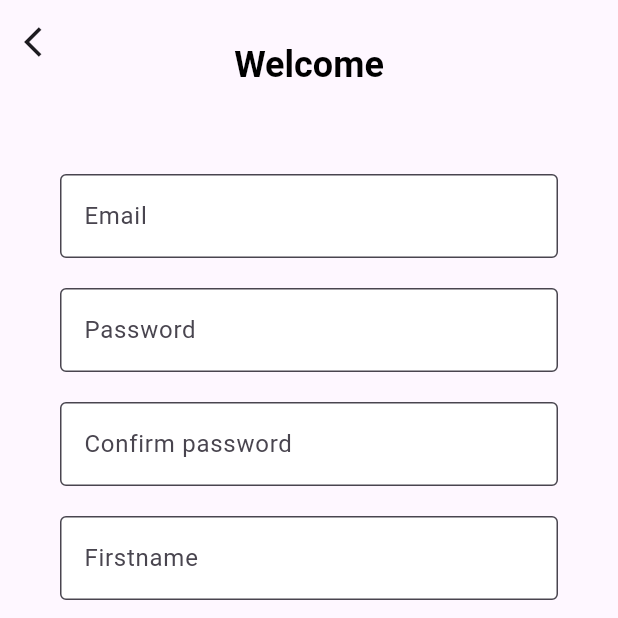
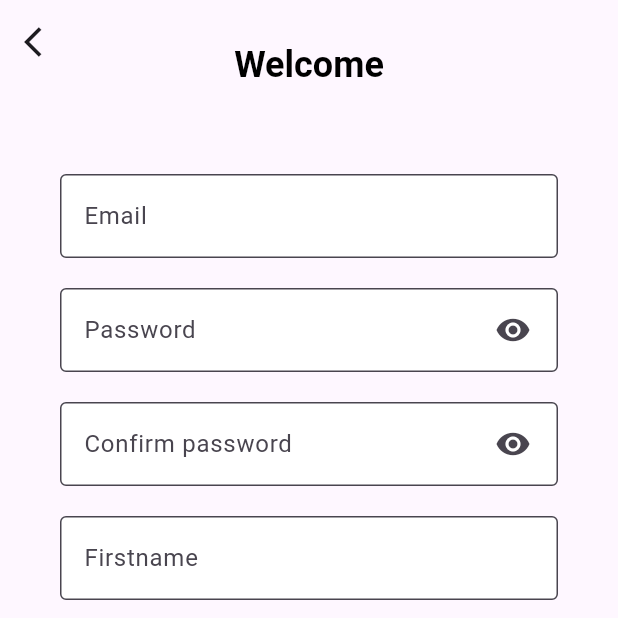
Before and after one commit to ganran00121/Filter_Resume, a Flutter app: the screen it shows after launch, item 5 of the bottom bar chosen, after a tap on "Sign up now", on a phone screen of 412 x 824 dp, the top half of it. Run offline on Flutter 3.47's test engine with Material 3 defaults, Android fonts, the phone set to English and light mode, and no system bars.

Commit message:
!UI Signin updated
-add show password
-add controller

```diff
--- a/lib/screens/signin_screen.dart
+++ b/lib/screens/signin_screen.dart
@@ -2,7 +2,38 @@ import 'package:flutter/material.dart';
 import 'signup_screen.dart';
 import 'home_screen.dart';
 
-class SigninScreen extends StatelessWidget{
+class SigninScreen extends StatefulWidget {
+  @override
+  _SigninScreenState createState() => _SigninScreenState();
+}
+
+class _SigninScreenState extends State<SigninScreen> {
+  final TextEditingController _emailController = TextEditingController();
+  final TextEditingController _passwordController = TextEditingController();
+
+  var _isObscured;
+
+  @override
+  void initState(){
+    super.initState();
+    _isObscured = true;
+  }
+
+  @override
+  void dispose() {
+    _emailController.dispose();
+    _passwordController.dispose();
+    super.dispose();
+  }
+
+  void _handleSignIn() {
+    String email = _emailController.text.trim();
+    String password = _passwordController.text.trim();
+
+    print('Email: $email');
+    print('Password: $password');
+    // Add API call or authentication logic here
+  }
 
   @override
   Widget build(BuildContext context) {
@@ -12,7 +43,8 @@ class SigninScreen extends StatelessWidget{
         leading: IconButton(onPressed: () {}, icon: const Icon(Icons.arrow_back_ios)),
         title: Padding(
           padding: EdgeInsets.only(top: 30.0),
-          child: Text('Welcome',
+          child: Text(
+            'Welcome',
             style: const TextStyle(
               fontWeight: FontWeight.bold,
               fontSize: 24,
@@ -26,20 +58,29 @@ class SigninScreen extends StatelessWidget{
           padding: EdgeInsets.all(40.0),
           child: Column(
             children: [
-              const SizedBox(height: 20,),
+              const SizedBox(height: 20),
               Form(
                 child: Column(
                   children: [
-                      buildTextFormField('Email'),
+                    buildTextFormField('Email', _emailController),
                     TextFormField(
-                        obscureText: true,
+                      controller: _passwordController,
+                      obscureText: _isObscured,
                       style: TextStyle(color: Colors.black),
                       decoration: InputDecoration(
+                        suffixIcon: IconButton(
+                          onPressed: () {
+                            setState(() {
+                              _isObscured =!_isObscured;
+                            });
+                          },
+                          icon: _isObscured ? const Icon(Icons.visibility) : const Icon(Icons.visibility_off) ,
+                          padding: const EdgeInsetsDirectional.only(end: 12),
+                        ),
                         fillColor: Colors.white,
                         filled: true,
                         labelText: 'Password',
                         border: OutlineInputBorder(),
-                          prefixIconColor: Colors.grey,
                         floatingLabelStyle: const TextStyle(color: Colors.black),
                         focusedBorder: const OutlineInputBorder(
                           borderSide: BorderSide(width: 2, color: Colors.grey),
@@ -49,18 +90,20 @@ class SigninScreen extends StatelessWidget{
                   ],
                 ),
               ),
-              const SizedBox(height: 50,),
+              const SizedBox(height: 50),
               SizedBox(
                 height: 52,
                 width: double.infinity,
                 child: ElevatedButton(
-                    onPressed: (){},
+                  onPressed: _handleSignIn,
                   style: ElevatedButton.styleFrom(
-                        backgroundColor: Color(0xFF3498DB), side: BorderSide.none, shape: RoundedRectangleBorder(
-                      borderRadius: BorderRadius.circular(10), side: BorderSide.none
-                    )),
+                    backgroundColor: Color(0xFF3498DB),
+                    shape: RoundedRectangleBorder(
+                      borderRadius: BorderRadius.circular(10),
+                    ),
+                  ),
                   child: const Text('Sign in', style: TextStyle(color: Colors.white)),
-                  )
+                ),
               ),
               const SizedBox(height: 30,),
               const Divider(),
@@ -109,7 +152,7 @@ class SigninScreen extends StatelessWidget{
                     ),
                   )
               ),
-              const SizedBox(height: 12,),
+              const SizedBox(height: 12),
               SizedBox(
                 height: 50,
                 child: Row(
@@ -120,16 +163,17 @@ class SigninScreen extends StatelessWidget{
                       onTap: () {
                         Navigator.push(
                           context,
-                            MaterialPageRoute(builder: (context) => SignupScreen()));
+                          MaterialPageRoute(builder: (context) => SignupScreen()),
+                        );
                       },
                       child: const Text(
                         'Sign up now',
-                        style: TextStyle(color: Colors.blue, fontWeight: FontWeight.normal, ),
+                        style: TextStyle(color: Colors.blue, fontWeight: FontWeight.normal),
                       ),
-                    )
+                    ),
                   ],
                 ),
-              )
+              ),
             ],
           ),
         ),
@@ -138,17 +182,17 @@ class SigninScreen extends StatelessWidget{
   }
 }
 
-Widget buildTextFormField(String label) {
+Widget buildTextFormField(String label, TextEditingController controller) {
   return Padding(
     padding: const EdgeInsets.only(bottom: 20),
     child: TextFormField(
+      controller: controller,
       style: TextStyle(color: Colors.black),
       decoration: InputDecoration(
         fillColor: Colors.white,
         filled: true,
         labelText: label,
         border: OutlineInputBorder(),
-        prefixIconColor: Colors.grey,
         floatingLabelStyle: const TextStyle(color: Colors.black),
         focusedBorder: const OutlineInputBorder(
           borderSide: BorderSide(width: 2, color: Colors.grey),
@@ -157,3 +201,29 @@ Widget buildTextFormField(String label) {
     ),
   );
 }
+
+// Widget buildPasswordField(String label, TextEditingController controller) {
+//   return Padding(
+//     padding: const EdgeInsets.only(bottom: 20),
+//     child: TextFormField(
+//       controller: controller,
+//       obscureText: true,
+//       style: TextStyle(color: Colors.black),
+//       decoration: InputDecoration(
+//         suffixIcon: IconButton(
+//             onPressed: onPressed,
+//             icon: _isObscured ? ,
+//           padding: const EdgeInsetsDirectional.only(end: 12),
+//         ),
+//         fillColor: Colors.white,
+//         filled: true,
+//         labelText: label,
+//         border: OutlineInputBorder(),
+//         floatingLabelStyle: const TextStyle(color: Colors.black),
+//         focusedBorder: const OutlineInputBorder(
+//           borderSide: BorderSide(width: 2, color: Colors.grey),
+//         ),
+//       ),
+//     ),
+//   );
+// }
--- a/lib/screens/signup_screen.dart
+++ b/lib/screens/signup_screen.dart
@@ -10,6 +10,25 @@ enum SelectedType { personal, company }
 
 class _SignupScreenState extends State<SignupScreen> {
   SelectedType _character = SelectedType.personal;
+  final TextEditingController _firstname = TextEditingController();
+  final TextEditingController _lastname = TextEditingController();
+  final TextEditingController _emailController = TextEditingController();
+  final TextEditingController _passwordController = TextEditingController();
+  final TextEditingController _confirmPasswordController = TextEditingController();
+  final TextEditingController _phoneNumber = TextEditingController();
+  final TextEditingController _companyName = TextEditingController();
+  final TextEditingController _companyPhoneNumber = TextEditingController();
+
+  var _isObscured;
+  var _isConfirmObscured;
+
+  @override
+  void initState() {
+    super.initState();
+    _isObscured = true;
+    _isConfirmObscured = true;
+  }
+
 
   @override
   Widget build(BuildContext context) {
@@ -41,22 +60,44 @@ class _SignupScreenState extends State<SignupScreen> {
               Form(
                 child: Column(
                   children: [
-                    buildTextFormField('Email'),
-                    buildPasswordField('Password'),
-                    buildPasswordField('Confirm password'),
-
+                    buildTextFormField('Email', _emailController),
+                    buildPasswordField('Password', _passwordController),
+                    TextFormField(
+                      controller: _confirmPasswordController,
+                      obscureText: _isConfirmObscured,
+                      style: TextStyle(color: Colors.black),
+                      decoration: InputDecoration(
+                        suffixIcon: IconButton(
+                          onPressed: () {
+                            setState(() {
+                              _isConfirmObscured =!_isConfirmObscured;
+                            });
+                          },
+                          icon: _isConfirmObscured ? const Icon(Icons.visibility) : const Icon(Icons.visibility_off) ,
+                          padding: const EdgeInsetsDirectional.only(end: 12),
+                        ),
+                        fillColor: Colors.white,
+                        filled: true,
+                        labelText: 'Confirm password',
+                        border: OutlineInputBorder(),
+                        prefixIconColor: Colors.grey,
+                        floatingLabelStyle: const TextStyle(color: Colors.black),
+                        focusedBorder: const OutlineInputBorder(
+                          borderSide: BorderSide(width: 2, color: Colors.grey),
+                        ),
+                      ),
+                    ),
+                    const SizedBox(height: 20),
                     // Radio Buttons for Personal and Company Selection
-
-
                     // Conditional Forms
                     if (_character == SelectedType.personal) ...[
-                      buildTextFormField('Firstname'),
-                      buildTextFormField('Lastname'),
-                      buildTextFormField('Phone number'),
+                      buildTextFormField('Firstname', _firstname),
+                      buildTextFormField('Lastname', _lastname),
+                      buildTextFormField('Phone number', _phoneNumber),
                     ] else ...[
-                      buildTextFormField('Company Name'),
+                      buildTextFormField('Company Name', _companyName),
                       // buildTextFormField('Company Registration Number'),
-                      buildTextFormField('Company Phone Number'),
+                      buildTextFormField('Company Phone Number', _companyPhoneNumber),
                     ],
 
                     Row(
@@ -134,10 +175,11 @@ class _SignupScreenState extends State<SignupScreen> {
     );
   }
 
-  Widget buildTextFormField(String label) {
+  Widget buildTextFormField(String label, TextEditingController controller) {
     return Padding(
       padding: const EdgeInsets.only(bottom: 20),
       child: TextFormField(
+        controller: controller,
         style: TextStyle(color: Colors.black),
         decoration: InputDecoration(
           fillColor: Colors.white,
@@ -154,13 +196,23 @@ class _SignupScreenState extends State<SignupScreen> {
     );
   }
 
-  Widget buildPasswordField(String label) {
+  Widget buildPasswordField(String label, TextEditingController controller) {
     return Padding(
       padding: const EdgeInsets.only(bottom: 20),
       child: TextFormField(
-        obscureText: true,
+        controller: controller,
+        obscureText: _isObscured,
         style: TextStyle(color: Colors.black),
         decoration: InputDecoration(
+          suffixIcon: IconButton(
+            onPressed: () {
+              setState(() {
+                _isObscured =!_isObscured;
+              });
+            },
+            icon: _isObscured ? const Icon(Icons.visibility) : const Icon(Icons.visibility_off) ,
+            padding: const EdgeInsetsDirectional.only(end: 12),
+          ),
           fillColor: Colors.white,
           filled: true,
           labelText: label,
@@ -174,4 +226,6 @@ class _SignupScreenState extends State<SignupScreen> {
       ),
     );
   }
+
+
 }
```
Lines whose indentation alone changed are shown as unchanged.
